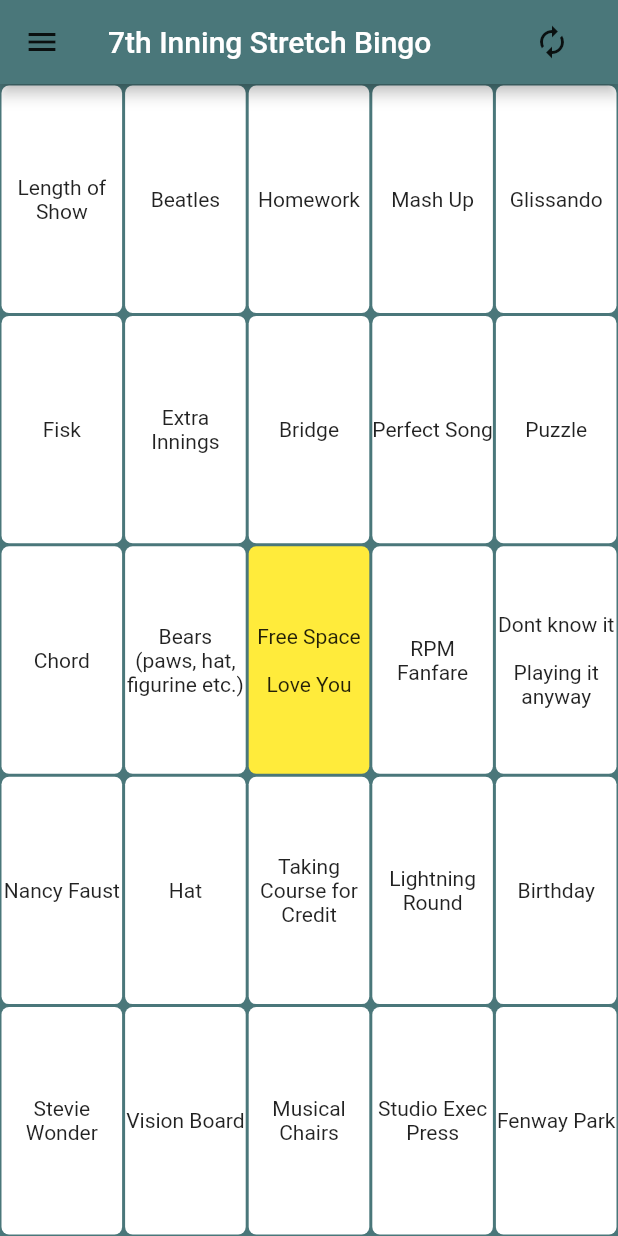
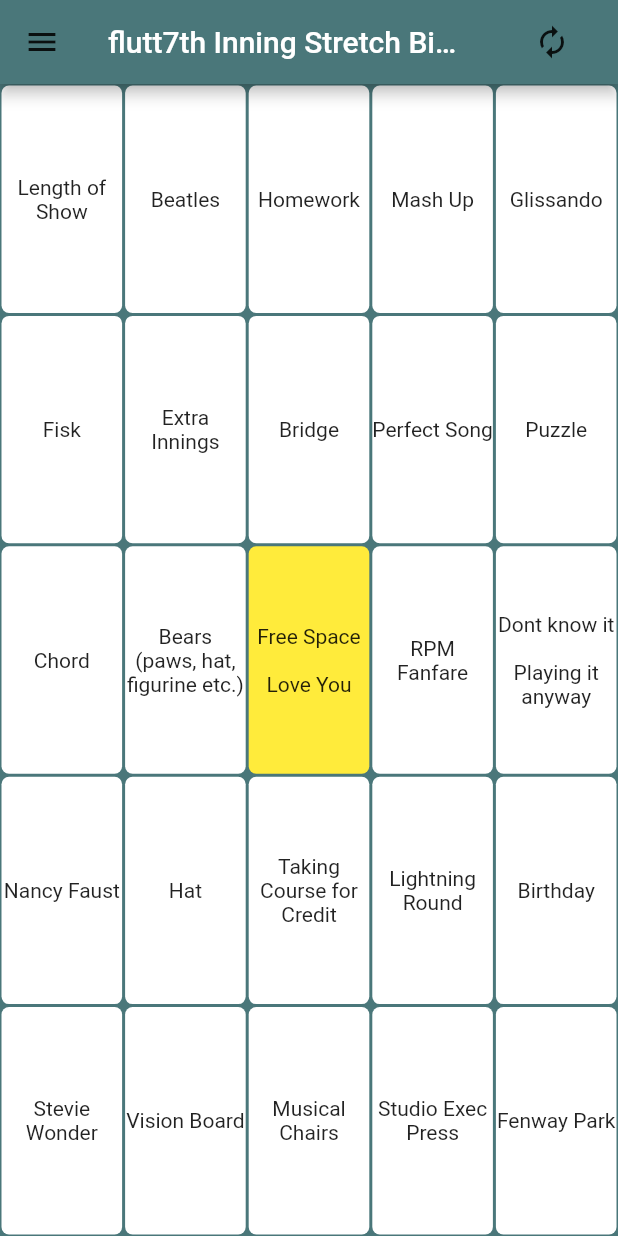
Before and after one commit to mampersat/bingo, a Flutter app: the screen it shows after launch, on a phone screen of 412 x 824 dp. Run offline on Flutter 3.47's test engine with Material 2 defaults, Android fonts, the light colour scheme and no system bars; our stand-ins replace audioplayers, rflutter_alert; missing offline and left inert: clipboard_manager.

Commit message:
version updates and fix js problem

```diff
--- a/lib/screens/play_screen.dart
+++ b/lib/screens/play_screen.dart
@@ -140,7 +140,7 @@ class _PlayScreenState extends State<PlayScreen> {
               Navigator.pushNamed(context, AboutScreen.id);
             }),
         title: Text(
-          '7th Inning Stretch Bingo',
+          'flutt7th Inning Stretch Bingo',
         ),
         actions: <Widget>[
           FlatButton(
--- a/pubspec.yaml
+++ b/pubspec.yaml
@@ -14,14 +14,15 @@ dependencies:
   flutter:
     sdk: flutter
 
-  cupertino_icons: ^0.1.3
+  cupertino_icons: ^1.0.2
   rflutter_alert: ^1.0.3
   auto_size_text: ^2.1.0
-  audioplayers: ^0.15.0
+  audioplayers: ^0.17.4
   # flutter_clipboard_manager: ^0.0.2
   # clippy: ^1.0.0
   clipboard_manager: ^0.0.1
   characters: ^1.0.0
+  js: ^0.6.2
 
 
 dev_dependencies:
```
Also changed, not shown: pubspec.lock, 1 other file.
